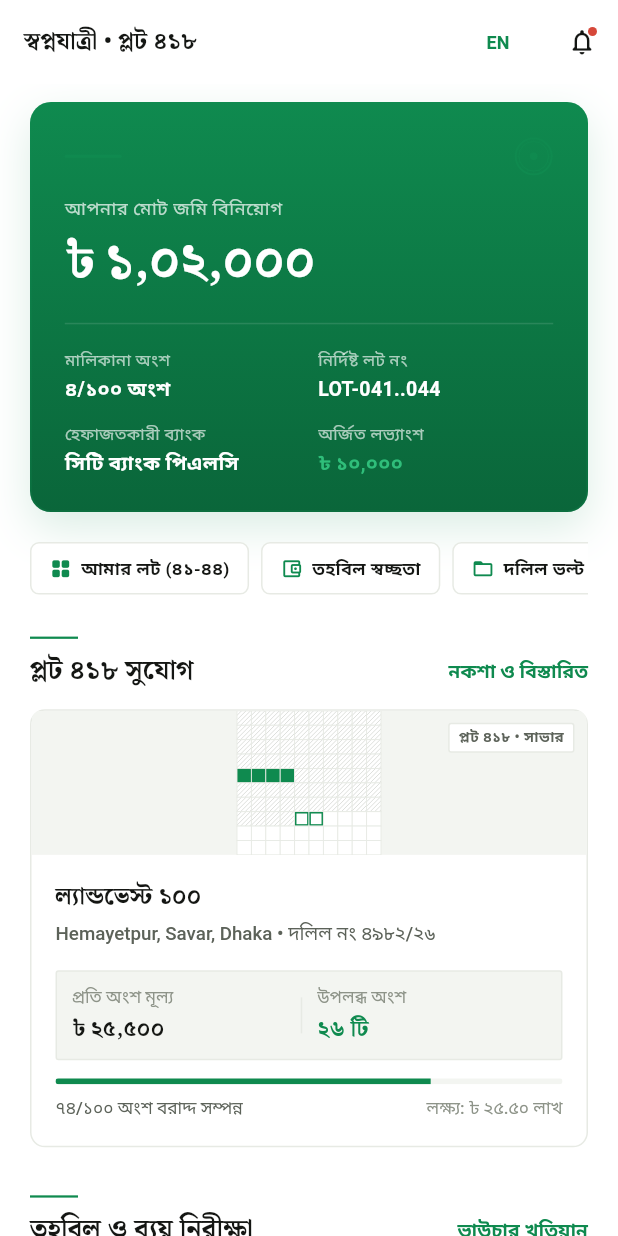
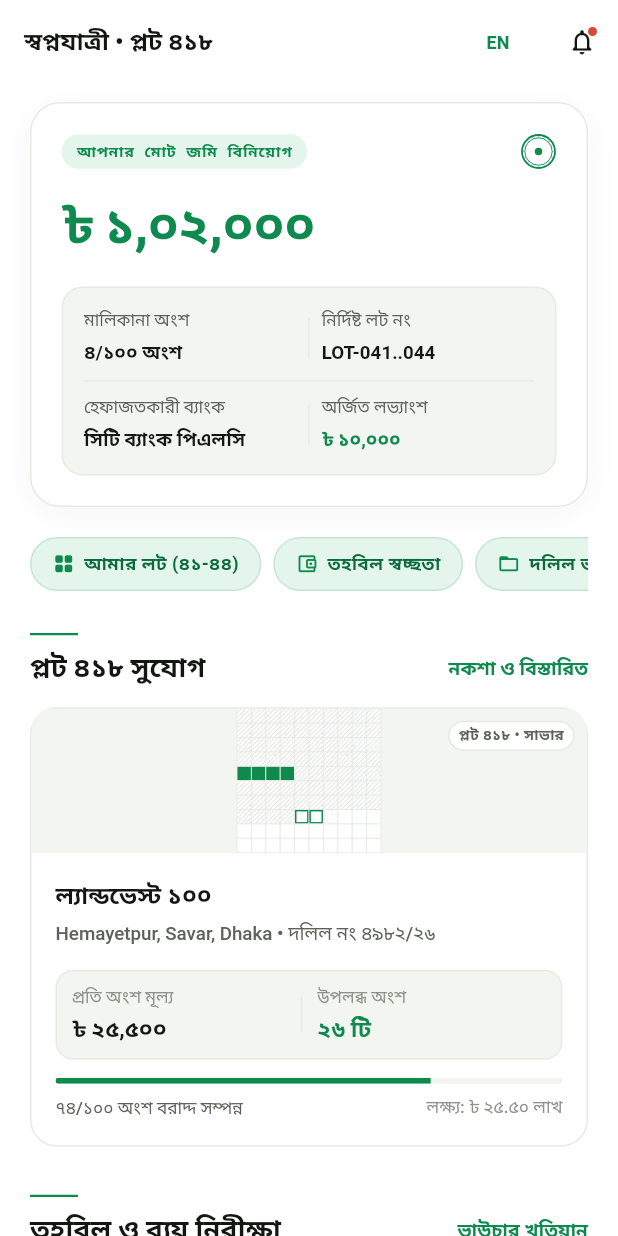
Before and after one commit to mashkurulalamohi37/investment, a Flutter app: the HomeScreen screen opened directly with empty values, on a phone screen of 412 x 824 dp. Run offline on Flutter 3.47's test engine with Material 3 defaults, Android fonts, the phone set to English and light mode, and no system bars; our stand-ins replace fl_chart, google_fonts; network calls fail; Roboto replaces fonts that are missing (Anek Bangla, Noto Serif Bengali).

Commit message:
refactor(consistency): complete whole-app consistency audit for Paddy Field theme

```diff
--- a/lib/core/theme/app_radius.dart
+++ b/lib/core/theme/app_radius.dart
@@ -1,32 +1,35 @@
 import 'package:flutter/material.dart';
 
-/// Hierarchical Radius Tokens (§6 of Khatian Specification)
-/// Rule of thumb: Documents & pieces of land have square corners (0). Interactive controls are softly rounded (6).
+/// Hierarchical Radius Tokens (Wise-inspired "Paddy Field" Shape System)
+/// Buttons/Inputs: 14px, Cards: 18px, Hero: 20px, Sheets: 24px, Chips: Full Round.
+/// Zero-radius (sharp corners) are reserved exclusively for literal legal documents.
 class AppRadius {
-  static const double zero = 0.0;    // Lot map, cells, tables, certificate frames, seal plates
-  static const double chip = 2.0;    // Status chips, serial-number boxes, lot badges
-  static const double control = 6.0; // Buttons, text inputs, dropdowns, segmented controls
-  static const double card = 10.0;   // Standard cards: vouchers, documents, project cards
-  static const double hero = 14.0;   // Portfolio holding card, dialogs
-  static const double sheet = 20.0;  // Bottom sheet top corners only
-  static const double full = 999.0;  // Progress bar caps and avatars only
+  static const double zero = 0.0;    // Reserved exclusively for literal documents (Certificate, Lot Map)
+  static const double control = 14.0; // Buttons, text inputs, dropdowns, segmented controls (14px)
+  static const double card = 18.0;   // Standard cards, project cards, stat containers (18px)
+  static const double hero = 20.0;   // Portfolio holding card, hero banners, dialogs (20px)
+  static const double sheet = 24.0;  // Bottom sheet top corners, full-screen modals (24px)
+  static const double chip = 999.0;  // Status badges, category pills, avatar chips (Full Round)
+  static const double full = 999.0;  // Progress bar caps, circular badges
 
   // BorderRadius helpers
   static const BorderRadius borderZero = BorderRadius.zero;
   static const BorderRadius borderChip = BorderRadius.all(Radius.circular(chip));
   static const BorderRadius borderControl = BorderRadius.all(Radius.circular(control));
+  static const BorderRadius borderButton = BorderRadius.all(Radius.circular(control));
+  static const BorderRadius borderInput = BorderRadius.all(Radius.circular(control));
   static const BorderRadius borderCard = BorderRadius.all(Radius.circular(card));
   static const BorderRadius borderHero = BorderRadius.all(Radius.circular(hero));
   static const BorderRadius borderSheet = BorderRadius.vertical(top: Radius.circular(sheet));
   static const BorderRadius borderFull = BorderRadius.all(Radius.circular(full));
 
   // Compatibility aliases
-  static const double xs = chip;
+  static const double xs = control;
   static const double sm = control;
   static const double md = card;
   static const double lg = hero;
   static const double xl = sheet;
-  static const BorderRadius borderXs = borderChip;
+  static const BorderRadius borderXs = borderControl;
   static const BorderRadius borderSm = borderControl;
   static const BorderRadius borderMd = borderCard;
   static const BorderRadius borderLg = borderHero;
--- a/lib/core/theme/app_typography.dart
+++ b/lib/core/theme/app_typography.dart
@@ -2,9 +2,8 @@ import 'package:flutter/material.dart';
 import 'package:google_fonts/google_fonts.dart';
 import 'app_colors.dart';
 
-/// Institutional Typography Engine (§5 of Khatian Specification)
-/// Figures & Display: Source Serif 4 / Noto Serif Bengali
-/// Interface & Body: Archivo / Anek Bangla
+/// Modern Financial Typography Engine (Wise-inspired "Paddy Field" Direction)
+/// Clean Geometric Sans for Figures, Displays & UI; Archival Serif reserved for Legal Certificates.
 class AppTypography {
   // Tabular & Lining features for financial number consistency
   static const List<FontFeature> tabularFontFeatures = [
@@ -88,34 +87,34 @@ class AppTypography {
 
   // --- Scale Tokens ---
 
-  static TextStyle amountHero({bool isDark = false, bool isBangla = false, Color? color}) => _serifStyle(
+  static TextStyle amountHero({bool isDark = false, bool isBangla = false, Color? color}) => _sansStyle(
         fontSize: 34,
-        fontWeight: FontWeight.w600,
+        fontWeight: FontWeight.w800,
         height: 1.10,
-        tracking: -0.6,
+        tracking: -0.5,
         isBangla: isBangla,
         color: color ?? (isDark ? AppColors.darkTextPrimary : AppColors.lightTextPrimary),
       );
 
-  static TextStyle amountLarge({bool isDark = false, bool isBangla = false, Color? color}) => _serifStyle(
+  static TextStyle amountLarge({bool isDark = false, bool isBangla = false, Color? color}) => _sansStyle(
         fontSize: 26,
-        fontWeight: FontWeight.w600,
+        fontWeight: FontWeight.w700,
         height: 1.15,
         tracking: -0.4,
         isBangla: isBangla,
         color: color ?? (isDark ? AppColors.darkTextPrimary : AppColors.lightTextPrimary),
       );
 
-  static TextStyle amountMedium({bool isDark = false, bool isBangla = false, Color? color}) => _serifStyle(
+  static TextStyle amountMedium({bool isDark = false, bool isBangla = false, Color? color}) => _sansStyle(
         fontSize: 18,
-        fontWeight: FontWeight.w600,
+        fontWeight: FontWeight.w700,
         height: 1.25,
         tracking: -0.2,
         isBangla: isBangla,
         color: color ?? (isDark ? AppColors.darkTextPrimary : AppColors.lightTextPrimary),
       );
 
-  static TextStyle amountSmall({bool isDark = false, bool isBangla = false, Color? color}) => _serifStyle(
+  static TextStyle amountSmall({bool isDark = false, bool isBangla = false, Color? color}) => _sansStyle(
         fontSize: 15,
         fontWeight: FontWeight.w600,
         height: 1.30,
@@ -124,18 +123,18 @@ class AppTypography {
         color: color ?? (isDark ? AppColors.darkTextPrimary : AppColors.lightTextPrimary),
       );
 
-  static TextStyle titleLarge({bool isDark = false, bool isBangla = false, Color? color}) => _serifStyle(
+  static TextStyle titleLarge({bool isDark = false, bool isBangla = false, Color? color}) => _sansStyle(
         fontSize: 23,
-        fontWeight: FontWeight.w500,
+        fontWeight: FontWeight.w700,
         height: 1.25,
         tracking: -0.3,
         isBangla: isBangla,
         color: color ?? (isDark ? AppColors.darkTextPrimary : AppColors.lightTextPrimary),
       );
 
-  static TextStyle titleMedium({bool isDark = false, bool isBangla = false, Color? color}) => _serifStyle(
+  static TextStyle titleMedium({bool isDark = false, bool isBangla = false, Color? color}) => _sansStyle(
         fontSize: 18,
-        fontWeight: FontWeight.w500,
+        fontWeight: FontWeight.w600,
         height: 1.30,
         tracking: -0.1,
         isBangla: isBangla,
@@ -162,7 +161,7 @@ class AppTypography {
 
   static TextStyle bodyStrong({bool isDark = false, bool isBangla = false, Color? color}) => _sansStyle(
         fontSize: 15,
-        fontWeight: FontWeight.w500,
+        fontWeight: FontWeight.w600,
         height: 1.50,
         tracking: 0.0,
         isBangla: isBangla,
@@ -195,6 +194,16 @@ class AppTypography {
         color: color ?? (isDark ? AppColors.darkTextMuted : AppColors.lightTextMuted),
       ).copyWith(leadingDistribution: TextLeadingDistribution.even);
 
+  // Dedicated Certificate Archival Serif
+  static TextStyle certificateDisplay({bool isBangla = false, Color? color}) => _serifStyle(
+        fontSize: 22,
+        fontWeight: FontWeight.w700,
+        height: 1.25,
+        tracking: 0.5,
+        isBangla: isBangla,
+        color: color,
+      );
+
   // --- Compatibility Aliases ---
   static TextStyle headingLarge({bool isDark = false, bool isBangla = false, Color? color}) => titleLarge(isDark: isDark, isBangla: isBangla, color: color);
   static TextStyle headingMedium({bool isDark = false, bool isBangla = false, Color? color}) => titleMedium(isDark: isDark, isBangla: isBangla, color: color);
--- a/lib/core/widgets/custom_bottom_nav.dart
+++ b/lib/core/widgets/custom_bottom_nav.dart
@@ -66,13 +66,13 @@ class CustomBottomNav extends StatelessWidget {
                     child: Column(
                       mainAxisSize: MainAxisSize.min,
                       children: [
-                        // Active Gold Indicator Bar
+                        // Active Indicator Bar
                         Container(
                           width: 16,
                           height: 2,
                           margin: const EdgeInsets.only(bottom: 4),
                           decoration: BoxDecoration(
-                            color: isSelected ? palette.brass : Colors.transparent,
+                            color: isSelected ? palette.pine : Colors.transparent,
                             borderRadius: BorderRadius.circular(1),
                           ),
                         ),
--- a/lib/core/widgets/holding_card.dart
+++ b/lib/core/widgets/holding_card.dart
@@ -6,6 +6,7 @@ import 'package:swapnojatri/core/localization/currency_formatter.dart';
 import 'package:swapnojatri/core/widgets/amount_text.dart';
 import 'package:swapnojatri/core/widgets/seal_painter.dart';
 
+/// Wise-Inspired Holding Card (Clean, Flat, Pure White with Bold Paddy Green Figures)
 class HoldingCard extends StatelessWidget {
   final double totalInvested;
   final int totalShares;
@@ -32,73 +33,75 @@ class HoldingCard extends StatelessWidget {
     return Container(
       width: double.infinity,
       decoration: BoxDecoration(
-        gradient: isDark ? AppColors.holdingCardGradientDark : AppColors.holdingCardGradientLight,
+        color: palette.surface,
         borderRadius: AppRadius.borderHero,
         border: Border.all(
-          color: palette.brass.withValues(alpha: isDark ? 0.35 : 0.25),
-          width: 1.2,
+          color: palette.rule,
+          width: 1.0,
         ),
-        boxShadow: [
+        boxShadow: isDark
+            ? null
+            : [
                 BoxShadow(
-            color: palette.pine.withValues(alpha: isDark ? 0.5 : 0.15),
-            blurRadius: 24,
-            offset: const Offset(0, 10),
+                  color: Colors.black.withValues(alpha: 0.04),
+                  blurRadius: 18,
+                  offset: const Offset(0, 4),
                 ),
               ],
       ),
-      padding: const EdgeInsets.all(22.0),
+      padding: const EdgeInsets.all(20.0),
       child: Column(
         crossAxisAlignment: CrossAxisAlignment.start,
         children: [
-          // 1. Top Row: Gold Matra Line + Official Stamp Seal
+          // 1. Top Row: Section Label Badge + Official Seal
           Row(
             mainAxisAlignment: MainAxisAlignment.spaceBetween,
             children: [
               Container(
-                width: 38,
-                height: 2.0,
+                padding: const EdgeInsets.symmetric(horizontal: 10, vertical: 4),
                 decoration: BoxDecoration(
-                  color: palette.brass,
-                  borderRadius: BorderRadius.circular(1),
+                  color: palette.pineTint,
+                  borderRadius: AppRadius.borderChip,
+                ),
+                child: Text(
+                  isBangla ? 'আপনার মোট জমি বিনিয়োগ' : 'TOTAL ASSET HOLDING',
+                  style: TextStyle(
+                    fontFamily: 'monospace',
+                    fontSize: 10,
+                    fontWeight: FontWeight.w700,
+                    color: palette.pine,
+                    letterSpacing: 0.5,
                   ),
                 ),
-              SealWidget(size: 26, isBangla: isBangla),
+              ),
+              SealWidget(size: 24, isBangla: isBangla),
             ],
           ),
-          const SizedBox(height: 12),
+          const SizedBox(height: 14),
 
-          // 2. Section Label
-          Text(
-            isBangla ? 'আপনার মোট জমি বিনিয়োগ' : 'Total Asset-Backed Holding',
-            style: AppTypography.caption(isBangla: isBangla).copyWith(
-              color: Colors.white.withValues(alpha: 0.72),
-              fontSize: 12,
-              letterSpacing: 0.4,
-            ),
-          ),
-          const SizedBox(height: 4),
-
-          // 3. Amount in AmountHero with Champagne Gold accent
+          // 2. Bold Paddy Green Balance Amount
           AmountText(
             amount: totalInvested,
             isBangla: isBangla,
             animate: true,
-            style: AppTypography.amountHero(isBangla: isBangla, color: Colors.white).copyWith(
+            style: AppTypography.amountHero(isBangla: isBangla, color: palette.pine).copyWith(
               fontSize: 34,
-              fontWeight: FontWeight.w700,
+              fontWeight: FontWeight.w800,
               letterSpacing: -0.5,
             ),
           ),
           const SizedBox(height: 18),
 
-          // 4. Hairline Divider at 12% Opacity
-          Divider(
-            color: Colors.white.withValues(alpha: 0.12),
-            height: 1.0,
+          // 3. Ruled 2-Column Stat Well in Soft Sunken Tint
+          Container(
+            padding: const EdgeInsets.symmetric(horizontal: 14, vertical: 12),
+            decoration: BoxDecoration(
+              color: palette.surfaceSunken,
+              borderRadius: BorderRadius.circular(14),
+              border: Border.all(color: palette.rule, width: 1.0),
             ),
-          const SizedBox(height: 16),
-
-          // 5. Two-Column Ruled Table
+            child: Column(
+              children: [
                 _tableRow(
                   label1: isBangla ? 'মালিকানা অংশ' : 'Shares Allocated',
                   val1: isBangla
@@ -107,17 +110,26 @@ class HoldingCard extends StatelessWidget {
                   label2: isBangla ? 'নির্দিষ্ট লট নং' : 'Cadastral Lots',
                   val2: 'LOT-041..044',
                   palette: palette,
+                  isDark: isDark,
                   isBangla: isBangla,
                 ),
-          const SizedBox(height: 12),
+                Divider(
+                  color: palette.rule,
+                  height: 16,
+                  thickness: 0.8,
+                ),
                 _tableRow(
                   label1: isBangla ? 'হেফাজতকারী ব্যাংক' : 'Custody Escrow',
                   val1: isBangla ? 'সিটি ব্যাংক পিএলসি' : 'City Bank PLC',
                   label2: isBangla ? 'অর্জিত লভ্যাংশ' : 'Dividends Paid',
                   val2: CurrencyFormatter.format(realizedProfit, isBangla: isBangla),
-            val2Color: palette.brassLight,
+                  val2Color: palette.pine,
                   palette: palette,
+                  isDark: isDark,
                   isBangla: isBangla,
+                ),
+              ],
+            ),
           ),
         ],
       ),
@@ -131,6 +143,7 @@ class HoldingCard extends StatelessWidget {
     required String val2,
     Color? val2Color,
     required AppPalette palette,
+    required bool isDark,
     required bool isBangla,
   }) {
     return Row(
@@ -141,44 +154,45 @@ class HoldingCard extends StatelessWidget {
             children: [
               Text(
                 label1,
-                style: TextStyle(
-                  color: Colors.white.withValues(alpha: 0.65),
-                  fontSize: 11,
-                  fontWeight: FontWeight.w500,
+                style: AppTypography.micro(isDark: isDark, isBangla: isBangla).copyWith(
+                  color: palette.inkSecondary,
                 ),
               ),
               const SizedBox(height: 2),
               Text(
                 val1,
-                style: TextStyle(
-                  color: Colors.white,
-                  fontSize: 13,
-                  fontWeight: FontWeight.w700,
+                style: AppTypography.bodyStrong(isDark: isDark, isBangla: isBangla).copyWith(
+                  fontSize: 12.5,
+                  fontWeight: FontWeight.w600,
+                  color: palette.ink,
                 ),
               ),
             ],
           ),
         ),
-        const SizedBox(width: 12),
+        Container(
+          width: 1,
+          height: 26,
+          color: palette.rule,
+          margin: const EdgeInsets.symmetric(horizontal: 8),
+        ),
         Expanded(
           child: Column(
             crossAxisAlignment: CrossAxisAlignment.start,
             children: [
               Text(
                 label2,
-                style: TextStyle(
-                  color: Colors.white.withValues(alpha: 0.65),
-                  fontSize: 11,
-                  fontWeight: FontWeight.w500,
+                style: AppTypography.micro(isDark: isDark, isBangla: isBangla).copyWith(
+                  color: palette.inkSecondary,
                 ),
               ),
               const SizedBox(height: 2),
               Text(
                 val2,
-                style: TextStyle(
-                  color: val2Color ?? Colors.white,
-                  fontSize: 13,
+                style: AppTypography.bodyStrong(isDark: isDark, isBangla: isBangla).copyWith(
+                  fontSize: 12.5,
                   fontWeight: FontWeight.w700,
+                  color: val2Color ?? palette.ink,
                 ),
               ),
             ],
@@ -188,6 +202,3 @@ class HoldingCard extends StatelessWidget {
     );
   }
 }
-
-// Backward compatibility alias for PortfolioHeroCard
-typedef PortfolioHeroCard = HoldingCard;
--- a/lib/core/widgets/project_card.dart
+++ b/lib/core/widgets/project_card.dart
@@ -105,7 +105,7 @@ class ProjectCard extends StatelessWidget {
                     padding: const EdgeInsets.symmetric(vertical: 8, horizontal: 10),
                     decoration: BoxDecoration(
                       color: palette.surfaceSunken,
-                      borderRadius: AppRadius.borderChip,
+                      borderRadius: BorderRadius.circular(12),
                       border: Border.all(color: palette.rule, width: 1.0),
                     ),
                     child: Row(
--- a/lib/features/investor/home/home_screen.dart
+++ b/lib/features/investor/home/home_screen.dart
@@ -1,7 +1,6 @@
 import 'package:flutter/material.dart';
 import 'package:flutter/services.dart';
 import 'package:swapnojatri/core/theme/app_colors.dart';
-import 'package:swapnojatri/core/theme/app_radius.dart';
 import 'package:swapnojatri/core/theme/app_typography.dart';
 import 'package:swapnojatri/core/localization/currency_formatter.dart';
 import 'package:swapnojatri/core/widgets/holding_card.dart';
@@ -379,13 +378,13 @@ class HomeScreen extends StatelessWidget {
         HapticFeedback.selectionClick();
         onTap();
       },
-      borderRadius: AppRadius.borderControl,
+      borderRadius: BorderRadius.circular(999),
       child: Container(
-        padding: const EdgeInsets.symmetric(horizontal: 12, vertical: 8),
+        padding: const EdgeInsets.symmetric(horizontal: 14, vertical: 8),
         decoration: BoxDecoration(
-          color: palette.surface,
-          borderRadius: AppRadius.borderControl,
-          border: Border.all(color: palette.rule, width: 1.0),
+          color: palette.pineTint,
+          borderRadius: BorderRadius.circular(999),
+          border: Border.all(color: palette.pine.withValues(alpha: 0.15), width: 1.0),
         ),
         child: Row(
           mainAxisSize: MainAxisSize.min,
@@ -395,9 +394,9 @@ class HomeScreen extends StatelessWidget {
             Text(
               label,
               style: TextStyle(
-                fontSize: 11.5,
+                fontSize: 12,
                 fontWeight: FontWeight.w600,
-                color: palette.ink,
+                color: palette.pineDeep,
               ),
             ),
           ],
```
Also changed, not shown: lib/core/widgets/error_state_view.dart (+4 -3 lines), lib/core/widgets/skeleton_loader.dart (+3 -4 lines), lib/core/widgets/success_modal.dart (+19 -19 lines), lib/features/admin/modules/audit_logs_screen.dart (+10 -8 lines), lib/features/admin/modules/expense_manager_screen.dart (+33 -26 lines), lib/features/admin/modules/investments_manager_screen.dart (+30 -18 lines), lib/features/admin/modules/kyc_approvals_screen.dart (+27 -14 lines), lib/features/admin/modules/reports_screen.dart (+10 -8 lines), lib/features/investor/assets/assets_screen.dart (+33 -23 lines), lib/features/investor/profit_distribution/profit_distribution_screen.dart (+21 -23 lines). Lines whose indentation alone changed are shown as unchanged.
